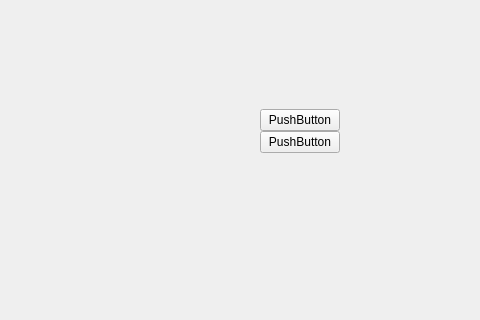
First picture: the form in mainwindow.ui, repository dcontt00/ac-practica2, before the edit; both pictures show x 140 to 620 and y 101 to 421 of the 800 by 600 pixel window.
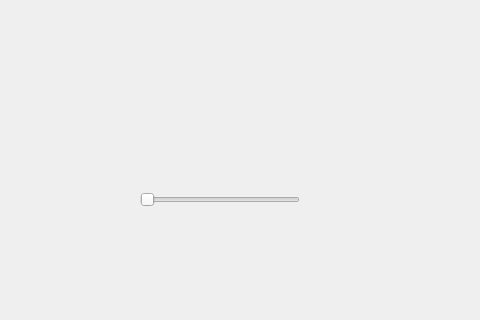
Second picture: the form after the edit.

Commit message: Mejorados pequenios detalles como el deslizador de potencia

What changed in the file:
```diff
--- a/mainwindow.ui
+++ b/mainwindow.ui
@@ -14,49 +14,18 @@
    <string>MainWindow</string>
   </property>
   <widget class="QWidget" name="centralwidget">
-   <widget class="QWidget" name="verticalLayoutWidget">
+   <widget class="QSlider" name="horizontalSlider">
     <property name="geometry">
      <rect>
-      <x>400</x>
-      <y>210</y>
-      <width>391</width>
-      <height>361</height>
+      <x>280</x>
+      <y>290</y>
+      <width>160</width>
+      <height>22</height>
      </rect>
     </property>
-    <layout class="QVBoxLayout" name="verticalLayout">
-     <property name="spacing">
-      <number>0</number>
-     </property>
-     <property name="sizeConstraint">
-      <enum>QLayout::SetFixedSize</enum>
-     </property>
-     <item>
-      <widget class="QPushButton" name="pushButton">
-       <property name="sizePolicy">
-        <sizepolicy hsizetype="Minimum" vsizetype="Expanding">
-         <horstretch>0</horstretch>
-         <verstretch>0</verstretch>
-        </sizepolicy>
-       </property>
-       <property name="text">
-        <string>PushButton</string>
-       </property>
-      </widget>
-     </item>
-     <item>
-      <widget class="QPushButton" name="pushButton_2">
-       <property name="sizePolicy">
-        <sizepolicy hsizetype="Minimum" vsizetype="Expanding">
-         <horstretch>0</horstretch>
-         <verstretch>0</verstretch>
-        </sizepolicy>
-       </property>
-       <property name="text">
-        <string>PushButton</string>
-       </property>
-      </widget>
-     </item>
-    </layout>
+    <property name="orientation">
+     <enum>Qt::Horizontal</enum>
+    </property>
    </widget>
   </widget>
   <widget class="QMenuBar" name="menubar">
```
The commit also changes 1 other file.
